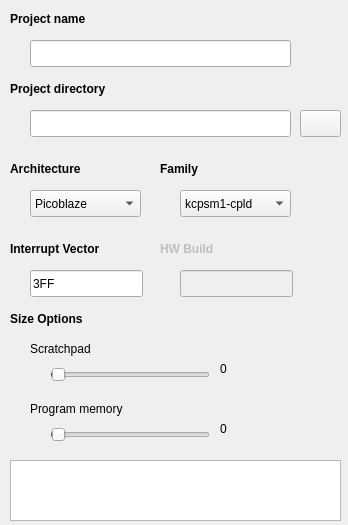
Before: the Qt Designer form IDE/GUI/dialogs/projectdlg/projectdlg_general.ui in AbyssAbbeba/MDS-picoblaze-AVR-ide, drawn with Qt 5.
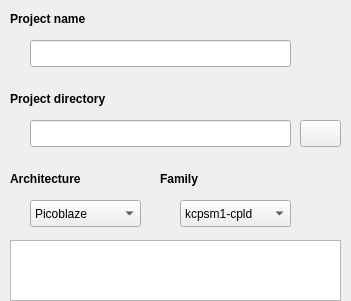
After: the same form once the commit is applied.

```diff
--- a/IDE/GUI/dialogs/projectdlg/projectdlg_general.ui
+++ b/IDE/GUI/dialogs/projectdlg/projectdlg_general.ui
@@ -6,8 +6,8 @@
    <rect>
     <x>0</x>
     <y>0</y>
-    <width>348</width>
-    <height>525</height>
+    <width>351</width>
+    <height>301</height>
    </rect>
   </property>
   <property name="windowTitle">
@@ -27,7 +27,7 @@
    <property name="geometry">
     <rect>
      <x>30</x>
-     <y>110</y>
+     <y>120</y>
      <width>261</width>
      <height>27</height>
     </rect>
@@ -56,7 +56,7 @@
    <property name="geometry">
     <rect>
      <x>10</x>
-     <y>80</y>
+     <y>90</y>
      <width>131</width>
      <height>17</height>
     </rect>
@@ -75,7 +75,7 @@
    <property name="geometry">
     <rect>
      <x>300</x>
-     <y>110</y>
+     <y>120</y>
      <width>41</width>
      <height>27</height>
     </rect>
@@ -88,7 +88,7 @@
    <property name="geometry">
     <rect>
      <x>160</x>
-     <y>160</y>
+     <y>170</y>
      <width>91</width>
      <height>17</height>
     </rect>
@@ -107,7 +107,7 @@
    <property name="geometry">
     <rect>
      <x>180</x>
-     <y>190</y>
+     <y>200</y>
      <width>111</width>
      <height>27</height>
     </rect>
@@ -142,7 +142,7 @@
    <property name="geometry">
     <rect>
      <x>10</x>
-     <y>160</y>
+     <y>170</y>
      <width>91</width>
      <height>17</height>
     </rect>
@@ -161,7 +161,7 @@
    <property name="geometry">
     <rect>
      <x>30</x>
-     <y>190</y>
+     <y>200</y>
      <width>111</width>
      <height>27</height>
     </rect>
@@ -176,7 +176,7 @@
    <property name="geometry">
     <rect>
      <x>10</x>
-     <y>460</y>
+     <y>240</y>
      <width>331</width>
      <height>61</height>
     </rect>
@@ -185,179 +185,6 @@
     <bool>true</bool>
    </property>
   </widget>
-  <widget class="QLabel" name="label_5">
-   <property name="geometry">
-    <rect>
-     <x>10</x>
-     <y>240</y>
-     <width>131</width>
-     <height>17</height>
-    </rect>
-   </property>
-   <property name="font">
-    <font>
-     <weight>75</weight>
-     <bold>true</bold>
-    </font>
-   </property>
-   <property name="text">
-    <string>Interrupt Vector</string>
-   </property>
-  </widget>
-  <widget class="QLabel" name="lblHWBuild">
-   <property name="enabled">
-    <bool>false</bool>
-   </property>
-   <property name="geometry">
-    <rect>
-     <x>160</x>
-     <y>240</y>
-     <width>66</width>
-     <height>17</height>
-    </rect>
-   </property>
-   <property name="font">
-    <font>
-     <weight>75</weight>
-     <bold>true</bold>
-    </font>
-   </property>
-   <property name="text">
-    <string>HW Build</string>
-   </property>
-  </widget>
-  <widget class="QLineEdit" name="leIntVector">
-   <property name="geometry">
-    <rect>
-     <x>30</x>
-     <y>270</y>
-     <width>113</width>
-     <height>27</height>
-    </rect>
-   </property>
-   <property name="text">
-    <string>3FF</string>
-   </property>
-  </widget>
-  <widget class="QLineEdit" name="leHWBuild">
-   <property name="enabled">
-    <bool>false</bool>
-   </property>
-   <property name="geometry">
-    <rect>
-     <x>180</x>
-     <y>270</y>
-     <width>113</width>
-     <height>27</height>
-    </rect>
-   </property>
-  </widget>
-  <widget class="QLabel" name="label_6">
-   <property name="geometry">
-    <rect>
-     <x>10</x>
-     <y>310</y>
-     <width>91</width>
-     <height>17</height>
-    </rect>
-   </property>
-   <property name="font">
-    <font>
-     <weight>75</weight>
-     <bold>true</bold>
-    </font>
-   </property>
-   <property name="text">
-    <string>Size Options</string>
-   </property>
-  </widget>
-  <widget class="QLabel" name="label_7">
-   <property name="geometry">
-    <rect>
-     <x>30</x>
-     <y>340</y>
-     <width>81</width>
-     <height>17</height>
-    </rect>
-   </property>
-   <property name="text">
-    <string>Scratchpad</string>
-   </property>
-  </widget>
-  <widget class="QLabel" name="label_8">
-   <property name="geometry">
-    <rect>
-     <x>30</x>
-     <y>400</y>
-     <width>121</width>
-     <height>17</height>
-    </rect>
-   </property>
-   <property name="text">
-    <string>Program memory</string>
-   </property>
-  </widget>
-  <widget class="QSlider" name="sldScratchpad">
-   <property name="geometry">
-    <rect>
-     <x>50</x>
-     <y>360</y>
-     <width>160</width>
-     <height>29</height>
-    </rect>
-   </property>
-   <property name="minimum">
-    <number>-1</number>
-   </property>
-   <property name="orientation">
-    <enum>Qt::Horizontal</enum>
-   </property>
-  </widget>
-  <widget class="QSlider" name="sldProgMem">
-   <property name="geometry">
-    <rect>
-     <x>50</x>
-     <y>420</y>
-     <width>160</width>
-     <height>29</height>
-    </rect>
-   </property>
-   <property name="minimum">
-    <number>-1</number>
-   </property>
-   <property name="value">
-    <number>0</number>
-   </property>
-   <property name="orientation">
-    <enum>Qt::Horizontal</enum>
-   </property>
-  </widget>
-  <widget class="QLabel" name="lblScratchpad">
-   <property name="geometry">
-    <rect>
-     <x>220</x>
-     <y>360</y>
-     <width>66</width>
-     <height>17</height>
-    </rect>
-   </property>
-   <property name="text">
-    <string>0</string>
-   </property>
-  </widget>
-  <widget class="QLabel" name="lblProgMem">
-   <property name="geometry">
-    <rect>
-     <x>220</x>
-     <y>420</y>
-     <width>66</width>
-     <height>17</height>
-    </rect>
-   </property>
-   <property name="text">
-    <string>0</string>
-   </property>
-  </widget>
  </widget>
  <resources/>
  <connections/>
```
